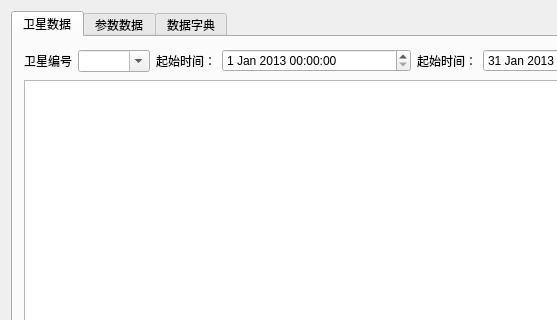
Qt form backupdb.ui (histest/DACS) before a commit; both pictures show x 0 to 557 and y 0 to 320 of the 771 by 571 pixel window.
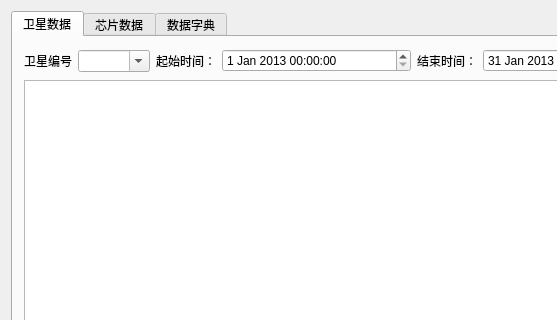
The same form after that commit.

Diff of the .ui file:
```diff
--- a/backupdb.ui
+++ b/backupdb.ui
@@ -76,7 +76,7 @@
          <item>
           <widget class="QLabel" name="label_4">
            <property name="text">
-            <string>起始时间：</string>
+            <string>结束时间：</string>
            </property>
           </widget>
          </item>
@@ -134,7 +134,7 @@
      </widget>
      <widget class="QWidget" name="tab_2">
       <attribute name="title">
-       <string>参数数据</string>
+       <string>芯片数据</string>
       </attribute>
       <layout class="QVBoxLayout" name="verticalLayout_3">
        <item>
```
